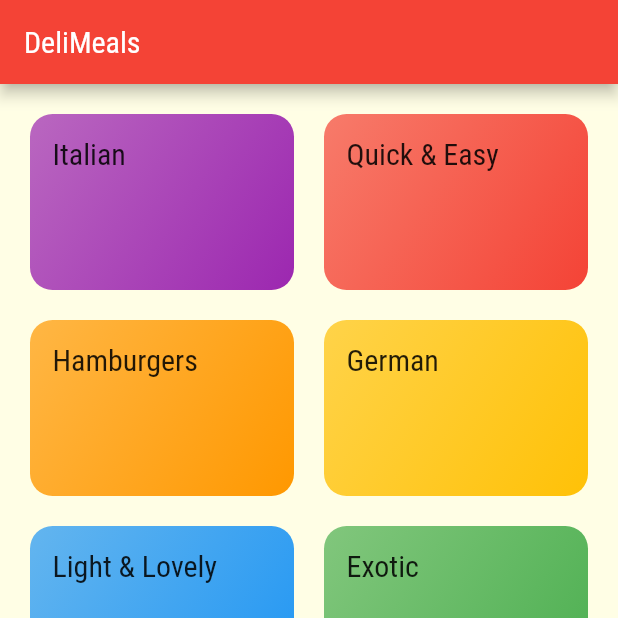
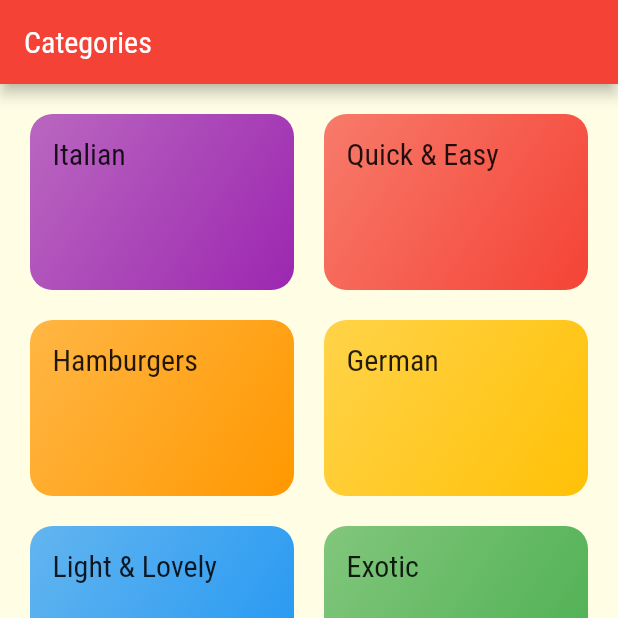
Before and after one commit to Matheus-IT/deli_meals, a Flutter app: the screen it shows after launch, on a phone screen of 412 x 824 dp, the top half of it. Run offline on Flutter 3.47's test engine with Material 2 defaults, Android fonts, the phone set to English and light mode, and no system bars.

Commit message:
Changing title dynamic

```diff
--- a/lib/pages/tabs_page.dart
+++ b/lib/pages/tabs_page.dart
@@ -10,7 +10,10 @@ class TabsPage extends StatefulWidget {
 }
 
 class _TabsPageState extends State<TabsPage> {
-  List<Widget> pages = [const HomePage(), const FavoritesPage()];
+  List<Map<String, Widget>> pages = [
+    {'title': const Text('Categories'), 'page': const HomePage()},
+    {'title': const Text('Favorites'), 'page': const FavoritesPage()}
+  ];
 
   int selectedPageIndex = 0;
 
@@ -23,8 +26,8 @@ class _TabsPageState extends State<TabsPage> {
   @override
   Widget build(BuildContext context) {
     return Scaffold(
-      appBar: AppBar(title: const Text('DeliMeals')),
-      body: pages[selectedPageIndex],
+      appBar: AppBar(title: pages[selectedPageIndex]['title']),
+      body: pages[selectedPageIndex]['page'],
       bottomNavigationBar: BottomNavigationBar(
         onTap: selectPage,
         currentIndex: selectedPageIndex,
```
